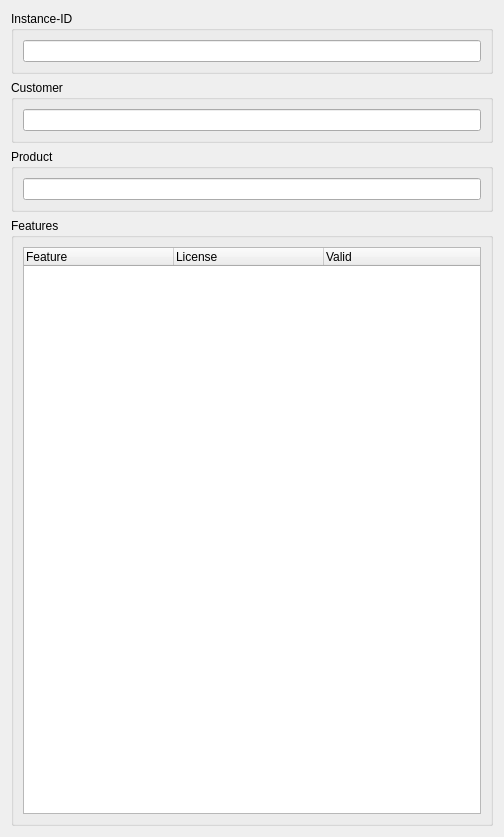
Before: the Qt Designer form Include/imtlicgui/CProductInstanceInfoViewComp.ui in ImagingTools/ImtCore, drawn with Qt 5.
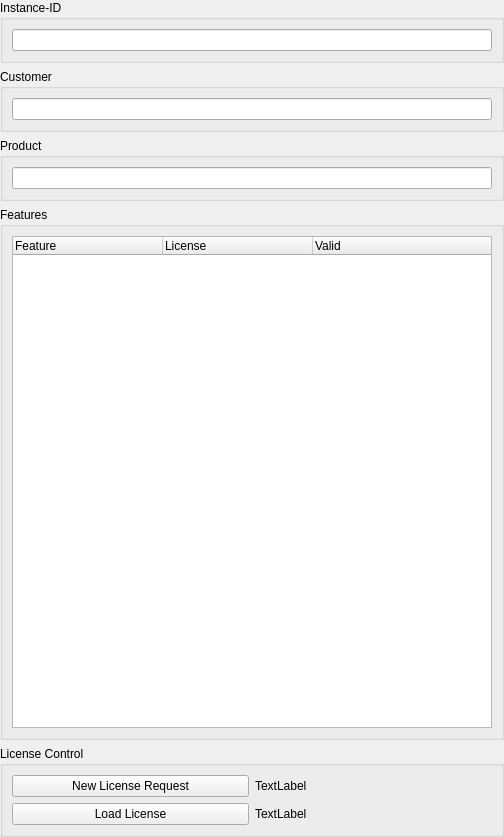
After: the same form once the commit is applied.

What changed in the file:
```diff
--- a/Include/imtlicgui/CProductInstanceInfoViewComp.ui
+++ b/Include/imtlicgui/CProductInstanceInfoViewComp.ui
@@ -17,6 +17,18 @@
    <string notr="true"/>
   </property>
   <layout class="QVBoxLayout" name="verticalLayout">
+   <property name="leftMargin">
+    <number>0</number>
+   </property>
+   <property name="topMargin">
+    <number>0</number>
+   </property>
+   <property name="rightMargin">
+    <number>0</number>
+   </property>
+   <property name="bottomMargin">
+    <number>0</number>
+   </property>
    <item>
     <widget class="QGroupBox" name="InstanceIdGroup">
      <property name="maximumSize">
@@ -132,6 +144,43 @@
      </layout>
     </widget>
    </item>
+   <item>
+    <widget class="QGroupBox" name="groupBox">
+     <property name="title">
+      <string>License Control</string>
+     </property>
+     <layout class="QGridLayout" name="gridLayout">
+      <item row="0" column="0">
+       <widget class="QPushButton" name="NewLicenseRequestButton">
+        <property name="text">
+         <string>New License Request</string>
+        </property>
+       </widget>
+      </item>
+      <item row="0" column="1">
+       <widget class="QLabel" name="NewLicenseRequestHintLabel">
+        <property name="text">
+         <string>TextLabel</string>
+        </property>
+       </widget>
+      </item>
+      <item row="1" column="0">
+       <widget class="QPushButton" name="LoadLicenseButton">
+        <property name="text">
+         <string>Load License</string>
+        </property>
+       </widget>
+      </item>
+      <item row="1" column="1">
+       <widget class="QLabel" name="LoadLicenseHintLabel">
+        <property name="text">
+         <string>TextLabel</string>
+        </property>
+       </widget>
+      </item>
+     </layout>
+    </widget>
+   </item>
   </layout>
  </widget>
  <resources>
```
